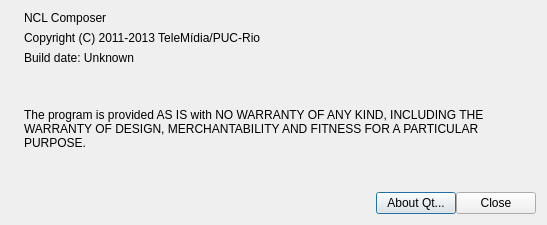
Above: composer-gui/ui/AboutDialog.ui from TeleMidia/nclcomposer before the change. Below: the same form after it.
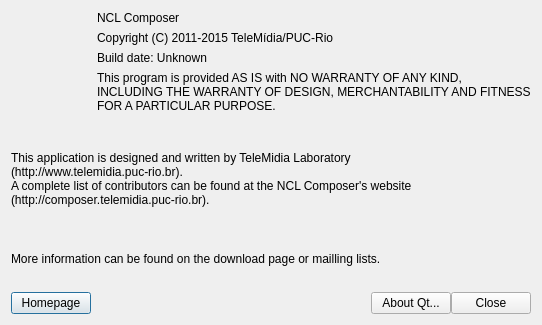
That is the form after the change. Icons and pictures are not drawn.

Commit message:
[gui] maint: Improve About message.
* composer-gui/src/AboutDialog.cpp: Likewise.
* composer-gui/src/AboutDialog.h: Likewise.
* modified:   composer-gui/ui/AboutDialog.ui.

What changed in the file:
```diff
--- a/composer-gui/ui/AboutDialog.ui
+++ b/composer-gui/ui/AboutDialog.ui
@@ -6,8 +6,8 @@
    <rect>
     <x>0</x>
     <y>0</y>
-    <width>547</width>
-    <height>225</height>
+    <width>542</width>
+    <height>325</height>
    </rect>
   </property>
   <property name="sizePolicy">
@@ -26,7 +26,57 @@
    <string>About NCL Composer</string>
   </property>
   <layout class="QGridLayout" name="gridLayout">
-   <item row="1" column="1">
+   <item row="12" column="1" colspan="3">
+    <widget class="QLabel" name="label_MoreInfo">
+     <property name="text">
+      <string>More information can be found on the download page or mailling lists.</string>
+     </property>
+     <property name="wordWrap">
+      <bool>true</bool>
+     </property>
+    </widget>
+   </item>
+   <item row="2" column="2">
+    <widget class="QLabel" name="label_buildDate">
+     <property name="text">
+      <string>Build date: Unknown</string>
+     </property>
+    </widget>
+   </item>
+   <item row="14" column="1">
+    <widget class="QPushButton" name="button_Homepage">
+     <property name="text">
+      <string>Homepage</string>
+     </property>
+    </widget>
+   </item>
+   <item row="4" column="2" colspan="2">
+    <spacer name="verticalSpacer_4">
+     <property name="orientation">
+      <enum>Qt::Vertical</enum>
+     </property>
+     <property name="sizeHint" stdset="0">
+      <size>
+       <width>20</width>
+       <height>40</height>
+      </size>
+     </property>
+    </spacer>
+   </item>
+   <item row="8" column="1" colspan="3">
+    <widget class="QLabel" name="label_DesignedByTelemidia">
+     <property name="text">
+      <string>This application is designed and written by TeleMidia Laboratory
+(http://www.telemidia.puc-rio.br).
+A complete list of contributors can be found at the NCL Composer's website
+(http://composer.telemidia.puc-rio.br).</string>
+     </property>
+     <property name="wordWrap">
+      <bool>true</bool>
+     </property>
+    </widget>
+   </item>
+   <item row="0" column="2" colspan="2">
     <widget class="QLabel" name="label_ProgramName">
      <property name="sizePolicy">
       <sizepolicy hsizetype="Preferred" vsizetype="Preferred">
@@ -45,26 +95,33 @@
      </property>
     </widget>
    </item>
-   <item row="4" column="1">
-    <widget class="QLabel" name="label_Warranty">
-     <property name="sizePolicy">
-      <sizepolicy hsizetype="Preferred" vsizetype="Expanding">
-       <horstretch>0</horstretch>
-       <verstretch>0</verstretch>
-      </sizepolicy>
-     </property>
+   <item row="1" column="2" colspan="2">
+    <widget class="QLabel" name="label_Copyright">
      <property name="styleSheet">
-      <string notr="true">font-size:12px;</string>
+      <string notr="true">font-size: 12px;</string>
      </property>
      <property name="text">
-      <string>The program is provided AS IS with NO WARRANTY OF ANY KIND, INCLUDING THE WARRANTY OF DESIGN, MERCHANTABILITY AND FITNESS FOR A PARTICULAR PURPOSE.</string>
+      <string>Copyright (C) 2011-2015 TeleMídia/PUC-Rio</string>
      </property>
-     <property name="wordWrap">
-      <bool>true</bool>
+     <property name="alignment">
+      <set>Qt::AlignLeading|Qt::AlignLeft|Qt::AlignVCenter</set>
      </property>
     </widget>
    </item>
-   <item row="5" column="1">
+   <item row="9" column="1">
+    <spacer name="verticalSpacer_3">
+     <property name="orientation">
+      <enum>Qt::Vertical</enum>
+     </property>
+     <property name="sizeHint" stdset="0">
+      <size>
+       <width>20</width>
+       <height>40</height>
+      </size>
+     </property>
+    </spacer>
+   </item>
+   <item row="14" column="3">
     <widget class="QFrame" name="frame">
      <property name="frameShape">
       <enum>QFrame::NoFrame</enum>
@@ -118,66 +175,64 @@
      </layout>
     </widget>
    </item>
-   <item row="2" column="1">
-    <widget class="QLabel" name="label_Copyright">
-     <property name="styleSheet">
-      <string notr="true">font-size: 12px;</string>
+   <item row="13" column="1">
+    <spacer name="verticalSpacer">
+     <property name="orientation">
+      <enum>Qt::Vertical</enum>
      </property>
+     <property name="sizeHint" stdset="0">
+      <size>
+       <width>20</width>
+       <height>40</height>
+      </size>
+     </property>
+    </spacer>
+   </item>
+   <item row="0" column="1" rowspan="6">
+    <widget class="QLabel" name="label">
      <property name="text">
-      <string>Copyright (C) 2011-2013 TeleMídia/PUC-Rio</string>
+      <string/>
+     </property>
+     <property name="pixmap">
+      <pixmap resource="../images.qrc">:/mainwindow/icon</pixmap>
+     </property>
+     <property name="scaledContents">
+      <bool>false</bool>
      </property>
      <property name="alignment">
-      <set>Qt::AlignLeading|Qt::AlignLeft|Qt::AlignVCenter</set>
+      <set>Qt::AlignHCenter|Qt::AlignTop</set>
      </property>
     </widget>
    </item>
-   <item row="1" column="0" rowspan="5">
-    <widget class="QFrame" name="frame_2">
-     <property name="frameShape">
-      <enum>QFrame::NoFrame</enum>
+   <item row="11" column="1">
+    <spacer name="verticalSpacer_2">
+     <property name="orientation">
+      <enum>Qt::Vertical</enum>
      </property>
-     <property name="frameShadow">
-      <enum>QFrame::Raised</enum>
+     <property name="sizeHint" stdset="0">
+      <size>
+       <width>20</width>
+       <height>40</height>
+      </size>
      </property>
-     <layout class="QVBoxLayout" name="verticalLayout">
-      <property name="spacing">
-       <number>0</number>
-      </property>
-      <property name="leftMargin">
-       <number>0</number>
-      </property>
-      <property name="topMargin">
-       <number>0</number>
-      </property>
-      <property name="rightMargin">
-       <number>0</number>
-      </property>
-      <property name="bottomMargin">
-       <number>0</number>
-      </property>
-      <item>
-       <widget class="QLabel" name="label">
-        <property name="text">
-         <string/>
-        </property>
-        <property name="pixmap">
-         <pixmap resource="../images.qrc">:/mainwindow/icon</pixmap>
-        </property>
-        <property name="scaledContents">
-         <bool>false</bool>
-        </property>
-        <property name="alignment">
-         <set>Qt::AlignHCenter|Qt::AlignTop</set>
-        </property>
-       </widget>
-      </item>
-     </layout>
-    </widget>
+    </spacer>
    </item>
-   <item row="3" column="1">
-    <widget class="QLabel" name="label_buildDate">
+   <item row="3" column="2" colspan="2">
+    <widget class="QLabel" name="label_Warranty">
+     <property name="sizePolicy">
+      <sizepolicy hsizetype="Preferred" vsizetype="Expanding">
+       <horstretch>0</horstretch>
+       <verstretch>0</verstretch>
+      </sizepolicy>
+     </property>
+     <property name="styleSheet">
+      <string notr="true">font-size:12px;</string>
+     </property>
      <property name="text">
-      <string>Build date: Unknown</string>
+      <string>This program is provided AS IS with NO WARRANTY OF ANY KIND, INCLUDING THE WARRANTY OF DESIGN, MERCHANTABILITY AND FITNESS FOR A PARTICULAR PURPOSE.</string>
+     </property>
+     <property name="wordWrap">
+      <bool>true</bool>
      </property>
     </widget>
    </item>
```
The commit also changes 2 other files.
